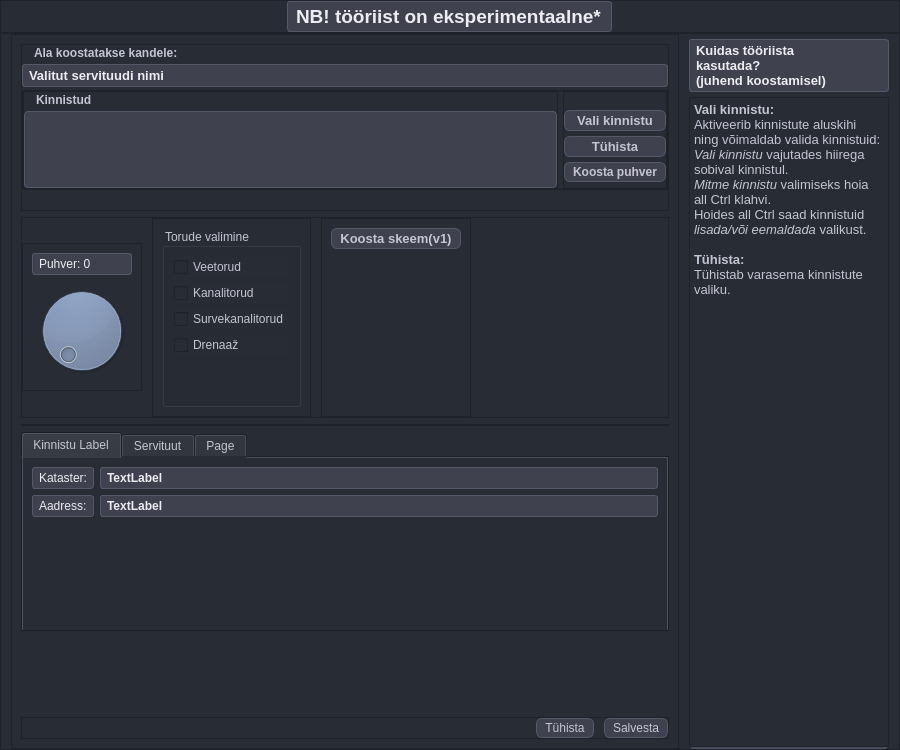
This is mailabl-qgis/Functions/Easements/widgets/Servituut.ui in TuloliKalver/mailabl-qgis as Qt 5 draws it before an edit. The edited form follows.
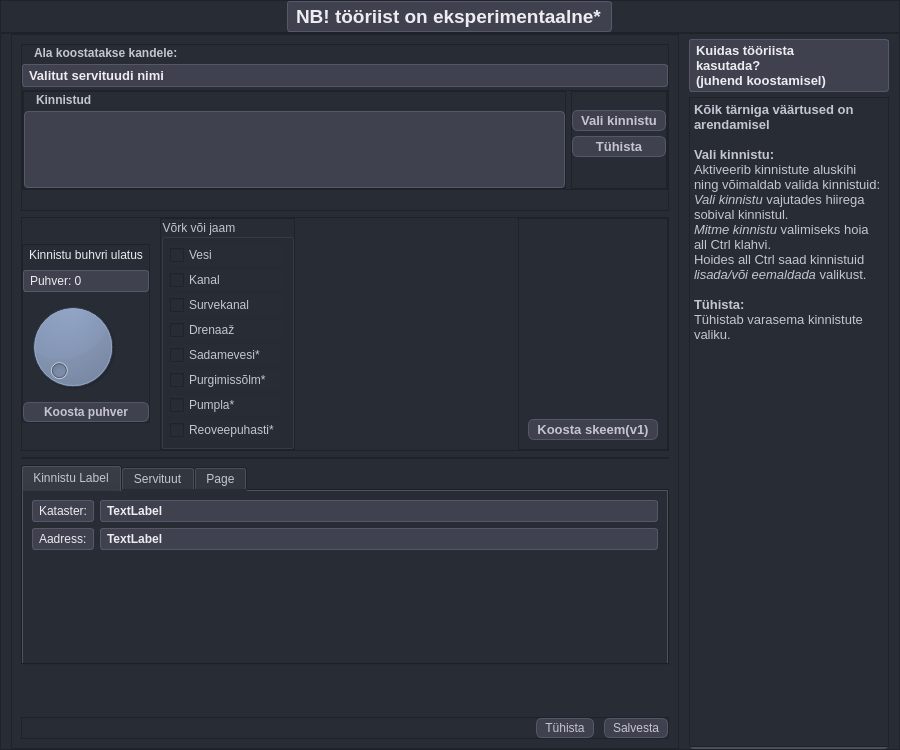
This is the edited form. Icons and pictures are not drawn.

The edit to the form file:
```diff
--- a/mailabl-qgis/Functions/Easements/widgets/Servituut.ui
+++ b/mailabl-qgis/Functions/Easements/widgets/Servituut.ui
@@ -39,6 +39,11 @@
 	border-radiusr: 1px;
 }
 
+#lblDialer{
+	background-color: None;
+	backround: None;
+	border: None
+}
 
 #leInfo,#leSelectedProperties {
     border: None;
@@ -469,22 +474,6 @@
                     </property>
                    </widget>
                   </item>
-                  <item>
-                   <widget class="QPushButton" name="pbCreateProperties">
-                    <property name="font">
-                     <font>
-                      <weight>75</weight>
-                      <bold>true</bold>
-                     </font>
-                    </property>
-                    <property name="autoFillBackground">
-                     <bool>false</bool>
-                    </property>
-                    <property name="text">
-                     <string>Koosta puhver</string>
-                    </property>
-                   </widget>
-                  </item>
                   <item>
                    <spacer name="verticalSpacer_3">
                     <property name="orientation">
@@ -546,7 +535,25 @@
                <enum>QFrame::Raised</enum>
               </property>
               <layout class="QGridLayout" name="gridLayout_2">
-               <item row="1" column="1">
+               <property name="leftMargin">
+                <number>0</number>
+               </property>
+               <property name="topMargin">
+                <number>0</number>
+               </property>
+               <property name="rightMargin">
+                <number>0</number>
+               </property>
+               <property name="bottomMargin">
+                <number>0</number>
+               </property>
+               <property name="horizontalSpacing">
+                <number>0</number>
+               </property>
+               <property name="verticalSpacing">
+                <number>5</number>
+               </property>
+               <item row="2" column="1">
                 <widget class="QDial" name="dPuhvriSuurus">
                  <property name="sizePolicy">
                   <sizepolicy hsizetype="Fixed" vsizetype="Fixed">
@@ -556,13 +563,36 @@
                  </property>
                 </widget>
                </item>
-               <item row="0" column="1">
+               <item row="3" column="1">
+                <widget class="QPushButton" name="pbCreateProperties">
+                 <property name="font">
+                  <font>
+                   <weight>75</weight>
+                   <bold>true</bold>
+                  </font>
+                 </property>
+                 <property name="autoFillBackground">
+                  <bool>false</bool>
+                 </property>
+                 <property name="text">
+                  <string>Koosta puhver</string>
+                 </property>
+                </widget>
+               </item>
+               <item row="1" column="1">
                 <widget class="QLabel" name="label">
                  <property name="text">
                   <string>Puhver: 0</string>
                  </property>
                 </widget>
                </item>
+               <item row="0" column="1">
+                <widget class="QLabel" name="lblDialer">
+                 <property name="text">
+                  <string>Kinnistu buhvri ulatus</string>
+                 </property>
+                </widget>
+               </item>
               </layout>
              </widget>
             </item>
@@ -575,6 +605,21 @@
                <enum>QFrame::Raised</enum>
               </property>
               <layout class="QVBoxLayout" name="verticalLayout_11">
+               <property name="spacing">
+                <number>0</number>
+               </property>
+               <property name="leftMargin">
+                <number>0</number>
+               </property>
+               <property name="topMargin">
+                <number>0</number>
+               </property>
+               <property name="rightMargin">
+                <number>0</number>
+               </property>
+               <property name="bottomMargin">
+                <number>0</number>
+               </property>
                <item>
                 <widget class="QGroupBox" name="groupBox_2">
                  <property name="sizePolicy">
@@ -584,23 +629,48 @@
                   </sizepolicy>
                  </property>
                  <property name="title">
-                  <string>Torude valimine</string>
+                  <string>Võrk või jaam</string>
                  </property>
                  <layout class="QGridLayout" name="gridLayout_7">
+                  <property name="leftMargin">
+                   <number>6</number>
+                  </property>
+                  <property name="topMargin">
+                   <number>6</number>
+                  </property>
+                  <property name="rightMargin">
+                   <number>6</number>
+                  </property>
+                  <property name="bottomMargin">
+                   <number>6</number>
+                  </property>
+                  <property name="spacing">
+                   <number>5</number>
+                  </property>
+                  <item row="5" column="0">
+                   <widget class="QCheckBox" name="checkBox_2">
+                    <property name="text">
+                     <string>Purgimissõlm*</string>
+                    </property>
+                    <property name="checkable">
+                     <bool>false</bool>
+                    </property>
+                   </widget>
+                  </item>
+                  <item row="6" column="0">
+                   <widget class="QCheckBox" name="checkBox_3">
+                    <property name="text">
+                     <string>Pumpla*</string>
+                    </property>
+                    <property name="checkable">
+                     <bool>false</bool>
+                    </property>
+                   </widget>
+                  </item>
                   <item row="0" column="0" colspan="2">
                    <widget class="QCheckBox" name="cbV">
                     <property name="text">
-                     <string>Veetorud</string>
-                    </property>
-                    <property name="checked">
-                     <bool>false</bool>
-                    </property>
-                   </widget>
-                  </item>
-                  <item row="1" column="0" colspan="2">
-                   <widget class="QCheckBox" name="cbK">
-                    <property name="text">
-                     <string>Kanalitorud</string>
+                     <string>Vesi</string>
                     </property>
                     <property name="checked">
                      <bool>false</bool>
@@ -610,7 +680,17 @@
                   <item row="2" column="0" colspan="2">
                    <widget class="QCheckBox" name="cbKSK">
                     <property name="text">
-                     <string>Survekanalitorud</string>
+                     <string>Survekanal</string>
+                    </property>
+                    <property name="checked">
+                     <bool>false</bool>
+                    </property>
+                   </widget>
+                  </item>
+                  <item row="1" column="0" colspan="2">
+                   <widget class="QCheckBox" name="cbK">
+                    <property name="text">
+                     <string>Kanal</string>
                     </property>
                     <property name="checked">
                      <bool>false</bool>
@@ -628,17 +708,24 @@
                    </widget>
                   </item>
                   <item row="4" column="0">
-                   <spacer name="verticalSpacer_4">
-                    <property name="orientation">
-                     <enum>Qt::Vertical</enum>
+                   <widget class="QCheckBox" name="checkBox">
+                    <property name="text">
+                     <string>Sadamevesi*</string>
                     </property>
-                    <property name="sizeHint" stdset="0">
-                     <size>
-                      <width>20</width>
-                      <height>40</height>
-                     </size>
+                    <property name="checkable">
+                     <bool>false</bool>
                     </property>
-                   </spacer>
+                   </widget>
+                  </item>
+                  <item row="7" column="0">
+                   <widget class="QCheckBox" name="checkBox_4">
+                    <property name="text">
+                     <string>Reoveepuhasti*</string>
+                    </property>
+                    <property name="checkable">
+                     <bool>false</bool>
+                    </property>
+                   </widget>
                   </item>
                  </layout>
                 </widget>
@@ -646,6 +733,19 @@
               </layout>
              </widget>
             </item>
+            <item>
+             <spacer name="horizontalSpacer_2">
+              <property name="orientation">
+               <enum>Qt::Horizontal</enum>
+              </property>
+              <property name="sizeHint" stdset="0">
+               <size>
+                <width>40</width>
+                <height>20</height>
+               </size>
+              </property>
+             </spacer>
+            </item>
             <item>
              <widget class="QFrame" name="frame_2">
               <property name="frameShape">
@@ -655,6 +755,19 @@
                <enum>QFrame::Raised</enum>
               </property>
               <layout class="QVBoxLayout" name="verticalLayout_12">
+               <item>
+                <spacer name="verticalSpacer">
+                 <property name="orientation">
+                  <enum>Qt::Vertical</enum>
+                 </property>
+                 <property name="sizeHint" stdset="0">
+                  <size>
+                   <width>20</width>
+                   <height>40</height>
+                  </size>
+                 </property>
+                </spacer>
+               </item>
                <item>
                 <widget class="QPushButton" name="pbKoostaServituut">
                  <property name="font">
@@ -683,35 +796,9 @@
                  </property>
                 </widget>
                </item>
-               <item>
-                <spacer name="verticalSpacer">
-                 <property name="orientation">
-                  <enum>Qt::Vertical</enum>
-                 </property>
-                 <property name="sizeHint" stdset="0">
-                  <size>
-                   <width>20</width>
-                   <height>40</height>
-                  </size>
-                 </property>
-                </spacer>
-               </item>
               </layout>
              </widget>
             </item>
-            <item>
-             <spacer name="horizontalSpacer_2">
-              <property name="orientation">
-               <enum>Qt::Horizontal</enum>
-              </property>
-              <property name="sizeHint" stdset="0">
-               <size>
-                <width>40</width>
-                <height>20</height>
-               </size>
-              </property>
-             </spacer>
-            </item>
            </layout>
           </widget>
          </item>
@@ -1103,6 +1190,8 @@
 &lt;html&gt;&lt;head&gt;&lt;meta name=&quot;qrichtext&quot; content=&quot;1&quot; /&gt;&lt;style type=&quot;text/css&quot;&gt;
 p, li { white-space: pre-wrap; }
 &lt;/style&gt;&lt;/head&gt;&lt;body style=&quot; font-family:'MS Shell Dlg 2'; font-size:10pt; font-weight:400; font-style:normal;&quot;&gt;
+&lt;p style=&quot; margin-top:0px; margin-bottom:0px; margin-left:0px; margin-right:0px; -qt-block-indent:0; text-indent:0px;&quot;&gt;&lt;span style=&quot; font-weight:600;&quot;&gt;Kõik tärniga väärtused on arendamisel&lt;/span&gt;&lt;/p&gt;
+&lt;p style=&quot;-qt-paragraph-type:empty; margin-top:0px; margin-bottom:0px; margin-left:0px; margin-right:0px; -qt-block-indent:0; text-indent:0px; font-weight:600;&quot;&gt;&lt;br /&gt;&lt;/p&gt;
 &lt;p style=&quot; margin-top:0px; margin-bottom:0px; margin-left:0px; margin-right:0px; -qt-block-indent:0; text-indent:0px;&quot;&gt;&lt;span style=&quot; font-weight:600;&quot;&gt;Vali kinnistu:&lt;/span&gt;&lt;/p&gt;
 &lt;p style=&quot; margin-top:0px; margin-bottom:0px; margin-left:0px; margin-right:0px; -qt-block-indent:0; text-indent:0px;&quot;&gt;Aktiveerib kinnistute aluskihi ning võimaldab valida kinnistuid:&lt;/p&gt;
 &lt;p style=&quot; margin-top:0px; margin-bottom:0px; margin-left:0px; margin-right:0px; -qt-block-indent:0; text-indent:0px;&quot;&gt;&lt;span style=&quot; font-style:italic;&quot;&gt;Vali kinnistu&lt;/span&gt; vajutades hiirega sobival kinnistul. &lt;/p&gt;
```
Left out of the diff: 6 changed lines with no effect on the pictures.
